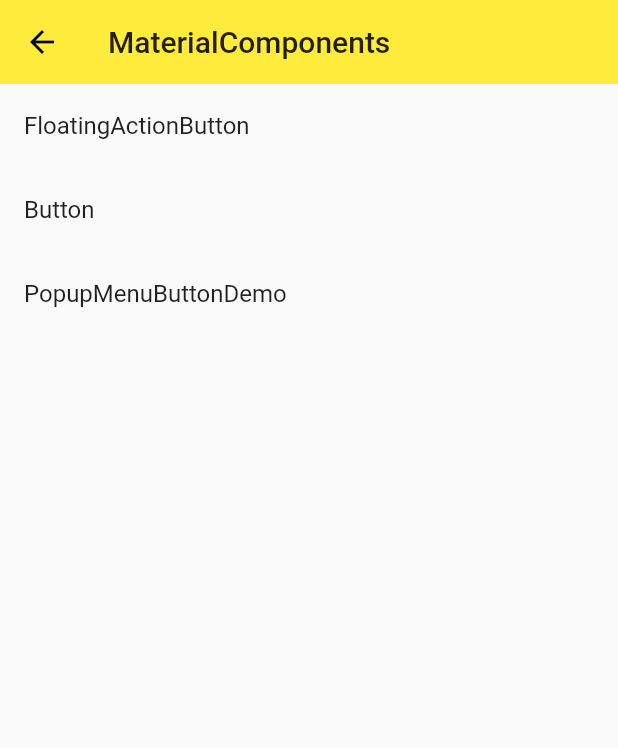
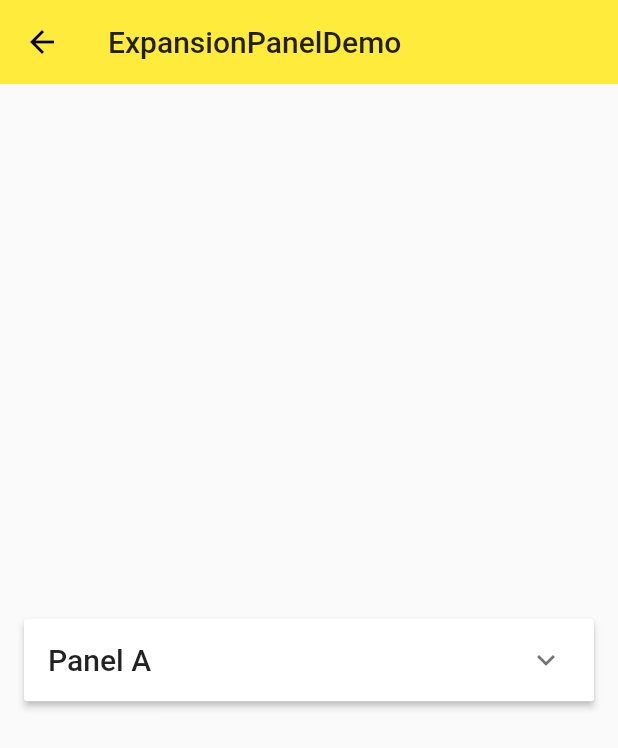
Before and after one commit to automation2015/flutterstudy3, a Flutter app: the screen it shows after launch, on a phone screen of 412 x 824 dp. Shown: the top 748 px of the screen. Run offline on Flutter 3.47's test engine with Material 2 defaults, Android fonts, the phone set to English and light mode, and no system bars.

Commit message:
dialog,bottmSheet,expansionPanel,snackBar,checkbox,radio,switch,slide,date,time

```diff
--- /dev/null
+++ b/lib/demo/expansion_panel_demo.dart
@@ -0,0 +1,73 @@
+import 'package:flutter/material.dart';
+class ExpansionPanelItem{
+  final String headerText;
+  final Widget body;
+  bool isExpanded;
+  ExpansionPanelItem({this.headerText,this.body,this.isExpanded});
+}
+
+class ExpansionPanelDemo extends StatefulWidget {
+
+  @override
+  _ExpansionPanelDemoState createState() => _ExpansionPanelDemoState();
+}
+
+class _ExpansionPanelDemoState extends State<ExpansionPanelDemo> {
+  bool _isExpanded=false;
+  List<ExpansionPanelItem> _expansionPanelItem;
+  @override
+  void initState() {
+    super.initState();
+    _expansionPanelItem=<ExpansionPanelItem>[
+      ExpansionPanelItem(
+        headerText: 'Panel A',
+        isExpanded: false,
+      body:Container(child: Text('Content is panel A.'),padding:EdgeInsets.all(16.0),
+      width: double.infinity,)
+      ),
+
+      ExpansionPanelItem(
+        headerText: 'Panel B',
+        isExpanded: false,
+      body:Container(child: Text('Content is panel B.'),padding:EdgeInsets.all(16.0),
+      width: double.infinity,)
+      ),
+      ExpansionPanelItem(
+        headerText: 'Panel C',
+        isExpanded: false,
+      body:Container(child: Text('Content is panel C.'),padding:EdgeInsets.all(16.0),
+      width: double.infinity,)
+      ),
+
+    ];
+  }
+  @override
+  Widget build(BuildContext context) {
+    return Scaffold(
+      appBar: AppBar(title: Text('ExpansionPanelDemo'),elevation: 0.0,),
+      body: Container(padding: EdgeInsets.all(16.0),child: Column(
+        mainAxisAlignment: MainAxisAlignment.center,
+        children: <Widget>[
+
+            ExpansionPanelList(
+              expansionCallback: (int panelIndex,bool isExpanded){
+                setState(() {
+                  _isExpanded=!isExpanded;
+                });
+              },
+              children: [
+
+              ExpansionPanel(headerBuilder: (BuildContext context,bool isExpanded){
+                return Container(padding: EdgeInsets.all(16.0),
+                child: Text('Panel A',style: Theme.of(context).textTheme.title,),);
+
+              },
+              body: Container(padding: EdgeInsets.all(16.0),child: Text('Content for panel A',style: Theme.of(context).textTheme.subtitle,),),
+              isExpanded: _isExpanded,
+              )
+
+          ],)
+        ],),),
+    );
+  }
+}
--- a/lib/demo/form_demo.dart
+++ b/lib/demo/form_demo.dart
@@ -10,6 +10,8 @@ class FormDemo extends StatelessWidget {
   @override
   Widget build(BuildContext context) {
     return Scaffold(
+      appBar: AppBar(title: Text('FormDemo'),
+      elevation: 0.0,),
         body: Theme(
             //child: ThemeDemo(),
             child: Container(
--- a/lib/demo/material_componets.dart
+++ b/lib/demo/material_componets.dart
@@ -2,6 +2,8 @@ import 'package:flutter/material.dart';
 import './button_demo.dart';
 import './floating_action_button_demo.dart';
 import './popup_menu_button_demo.dart';
+import './form_demo.dart';
+import './checkbox_demo.dart';
 
 class MaterialComponents extends StatelessWidget {
   /*
@@ -28,13 +30,13 @@ class MaterialComponents extends StatelessWidget {
               title: 'Button',
               page: ButtonDemo(),
             ),
-            ListItem(title: 'PopupMenuButtonDemo',
-            page:PopupMenuButtonDemo())
+            ListItem(title: 'PopupMenuButtonDemo', page: PopupMenuButtonDemo()),
+            ListItem(title: 'Form', page: FormDemo()),
+            ListItem(title: 'CheckBoxDemo', page: CheckBoxDemo()),
           ],
         ));
   }
 }
-
 
 class _widgetDemo extends StatelessWidget {
   @override
@@ -44,21 +46,20 @@ class _widgetDemo extends StatelessWidget {
           title: Text('_widgetDemo'),
           elevation: 0.0,
         ),
-      body:Container(
+        body: Container(
           padding: EdgeInsets.all(16.0),
           child: Column(
             mainAxisAlignment: MainAxisAlignment.center,
             children: <Widget>[
-            Row(mainAxisAlignment: MainAxisAlignment.center,
-            children: <Widget>[
-
-            ],)
+              Row(
+                mainAxisAlignment: MainAxisAlignment.center,
+                children: <Widget>[],
+              )
             ],
-        ),)
-    );
+          ),
+        ));
   }
 }
-
 
 class ListItem extends StatelessWidget {
   final String title;
--- a/lib/main.dart
+++ b/lib/main.dart
@@ -1,6 +1,9 @@
 import 'package:flutter/material.dart';
+import 'package:flutterstudy3/demo/alert_dialog_demo.dart';
 import 'package:flutterstudy3/demo/basic_demo.dart';
+import 'package:flutterstudy3/demo/bottom_sheet_demo.dart';
 import 'package:flutterstudy3/demo/navigator_demo.dart';
+import 'package:flutterstudy3/demo/snack_bar_demo.dart';
 import 'model/post.dart';
 import 'demo/listview_demo.dart';
 import 'demo/hello_demo.dart';
@@ -11,6 +14,9 @@ import 'demo/sliver_demo.dart';
 import 'demo/navigator_demo.dart';
 import 'demo/form_demo.dart';
 import 'demo/material_componets.dart';
+import 'demo/simple_dialog_demo.dart';
+import 'demo/snack_bar_demo.dart';
+import 'demo/expansion_panel_demo.dart';
 /*1、TabBar：需要TabController+TabBar+TabBarView
   2、设置TabBar的样式
   3、设置TabBar选中时的状态：高亮颜色和水波纹
@@ -21,12 +27,17 @@ class App extends StatelessWidget{
   @override
   Widget build(BuildContext context) {
     return MaterialApp(
-      initialRoute: '/mdc',
+      initialRoute: '/expansionPanel',
       routes: {
         '/':(context)=>Home(),
         '/about':(context)=>Page(title:'About'),
         '/form':(context)=>FormDemo(),
         '/mdc':(context)=>MaterialComponents(),
+        '/simpledialog':(context)=>SimpleDialogDemo(),
+        '/alertDialog':(context)=>AlertDialogDemo(),
+        '/bottomSheet':(context)=>BottomSheetDemo(),
+        '/snackBar':(context)=>SnackBarDemo(),
+        '/expansionPanel':(context)=>ExpansionPanelDemo()
       },
       //设置右上角debug标识
       debugShowCheckedModeBanner: false,
--- a/pubspec.yaml
+++ b/pubspec.yaml
@@ -19,6 +19,7 @@ environment:
 dependencies:
   flutter:
     sdk: flutter
+  intl: 0.15.7
 
   # The following adds the Cupertino Icons font to your application.
   # Use with the CupertinoIcons class for iOS style icons.
```
Also changed, not shown: lib/demo/alert_dialog_demo.dart (added, +62 -0 lines), lib/demo/bottom_sheet_demo.dart (added, +124 -0 lines), lib/demo/checkbox_demo.dart (added, +218 -0 lines), lib/demo/simple_dialog_demo.dart (added, +66 -0 lines), lib/demo/snack_bar_demo.dart (added, +40 -0 lines), pubspec.lock. Lines whose indentation alone changed are shown as unchanged.
